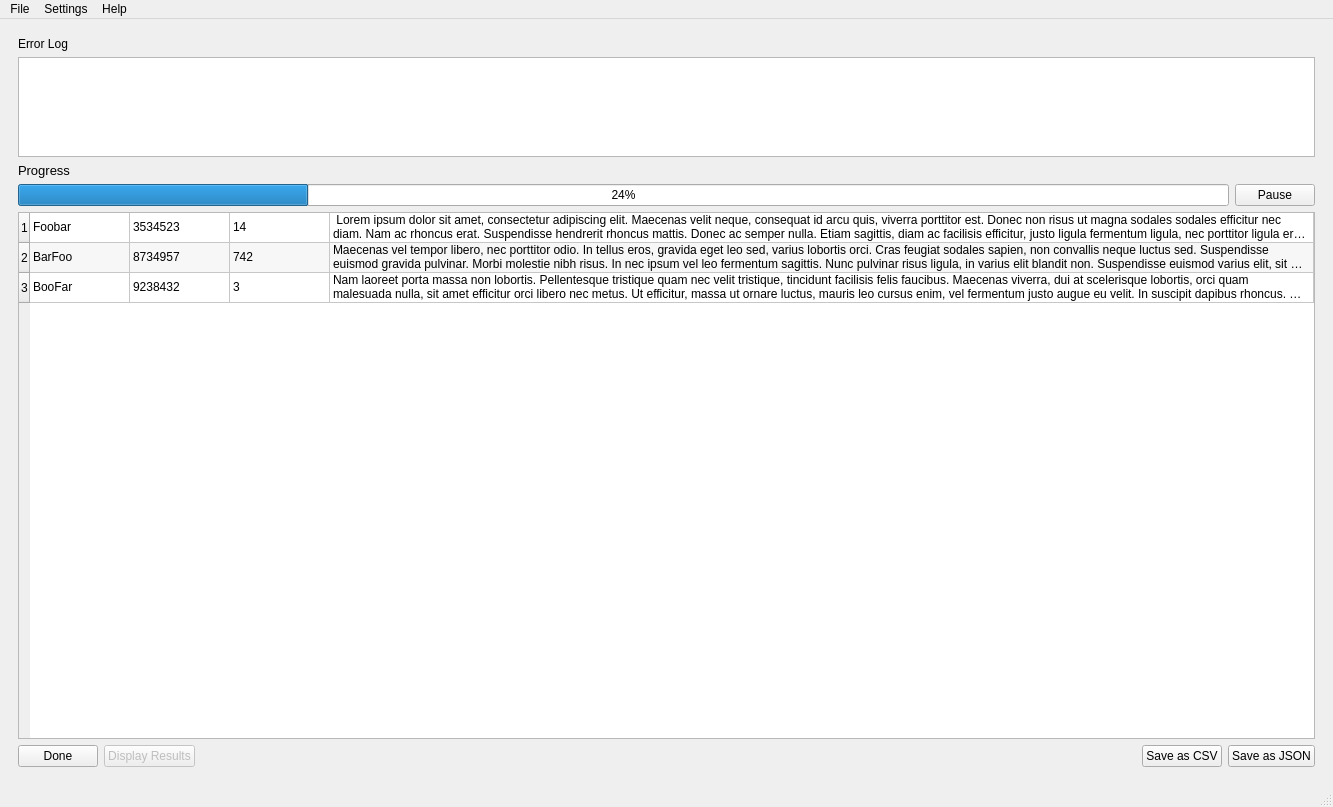
Qt form ui/mainwindow.ui (ScriptSmith/reaper) before a commit.
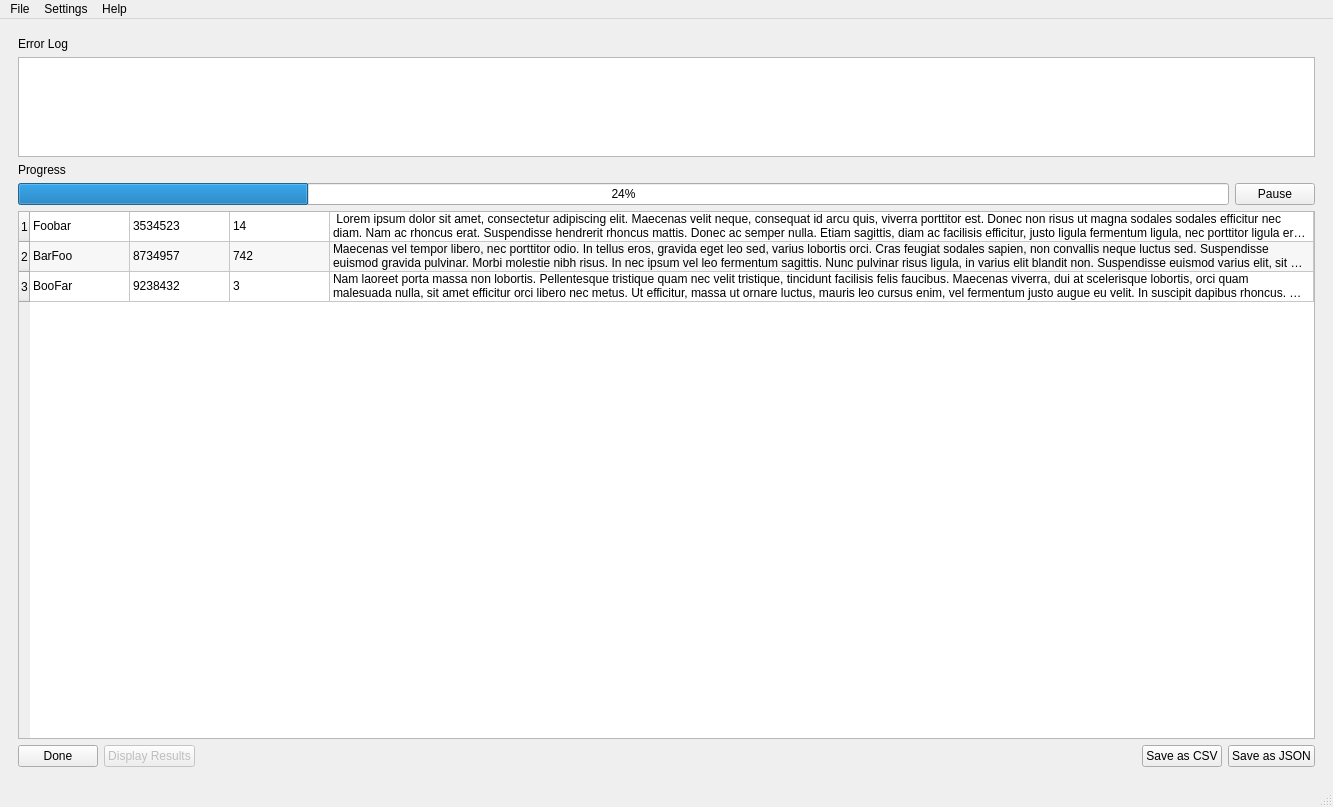
The same form after that commit. The open tabs and pages were chosen to show the change.

Diff of the .ui file:
```diff
--- a/ui/mainwindow.ui
+++ b/ui/mainwindow.ui
@@ -3503,18 +3503,6 @@
           </item>
          </layout>
         </item>
-        <item row="2" column="0">
-         <widget class="QLabel" name="progressLabel">
-          <property name="font">
-           <font>
-            <pointsize>10</pointsize>
-           </font>
-          </property>
-          <property name="text">
-           <string>Progress</string>
-          </property>
-         </widget>
-        </item>
         <item row="3" column="0">
          <layout class="QHBoxLayout" name="horizontalLayout_9">
           <item>
@@ -3698,6 +3686,13 @@
           </property>
          </widget>
         </item>
+        <item row="2" column="0">
+         <widget class="QLabel" name="label_128">
+          <property name="text">
+           <string>Progress</string>
+          </property>
+         </widget>
+        </item>
        </layout>
       </widget>
       <widget class="QWidget" name="preferences">
```
